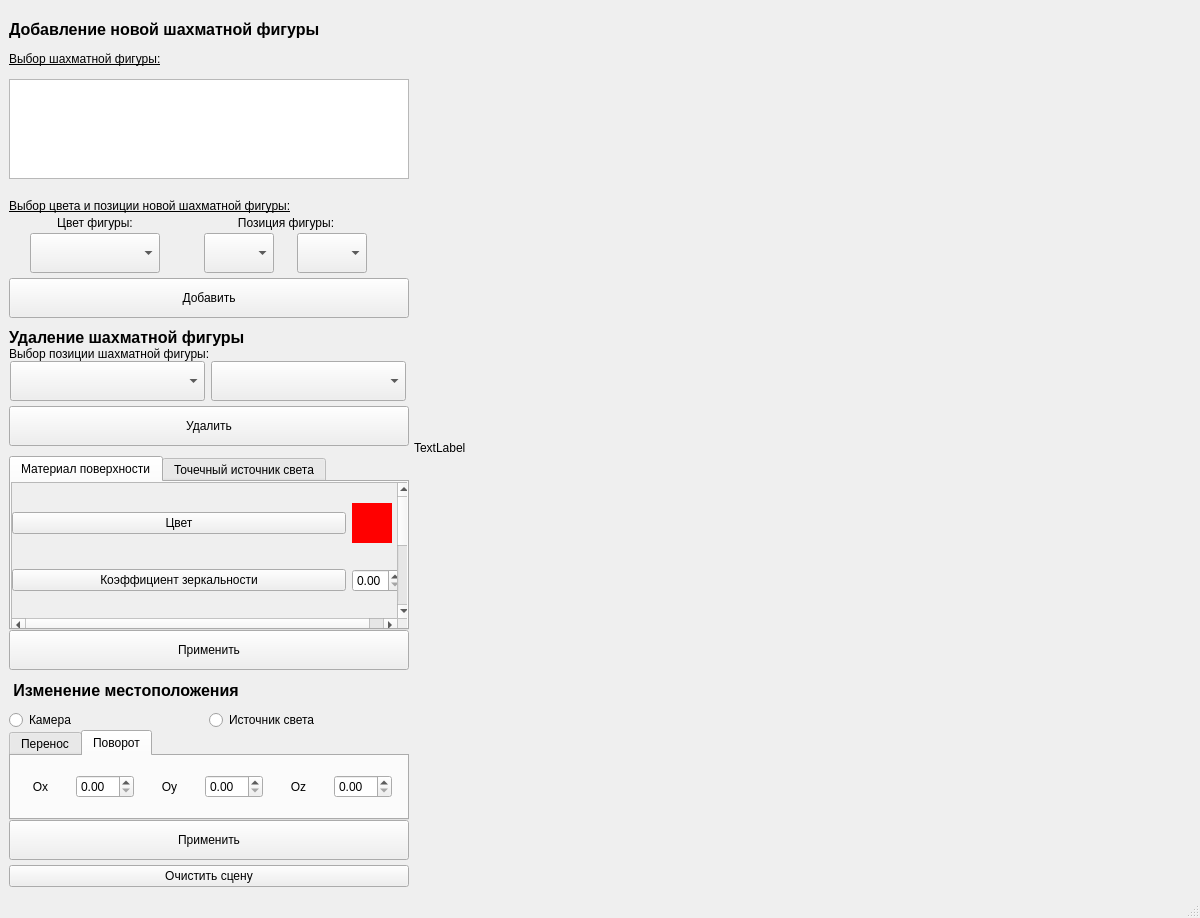
First picture: the form in src/mainwindow.ui, repository nafanasundukukrali/BMSTU_CG_course, before the edit.
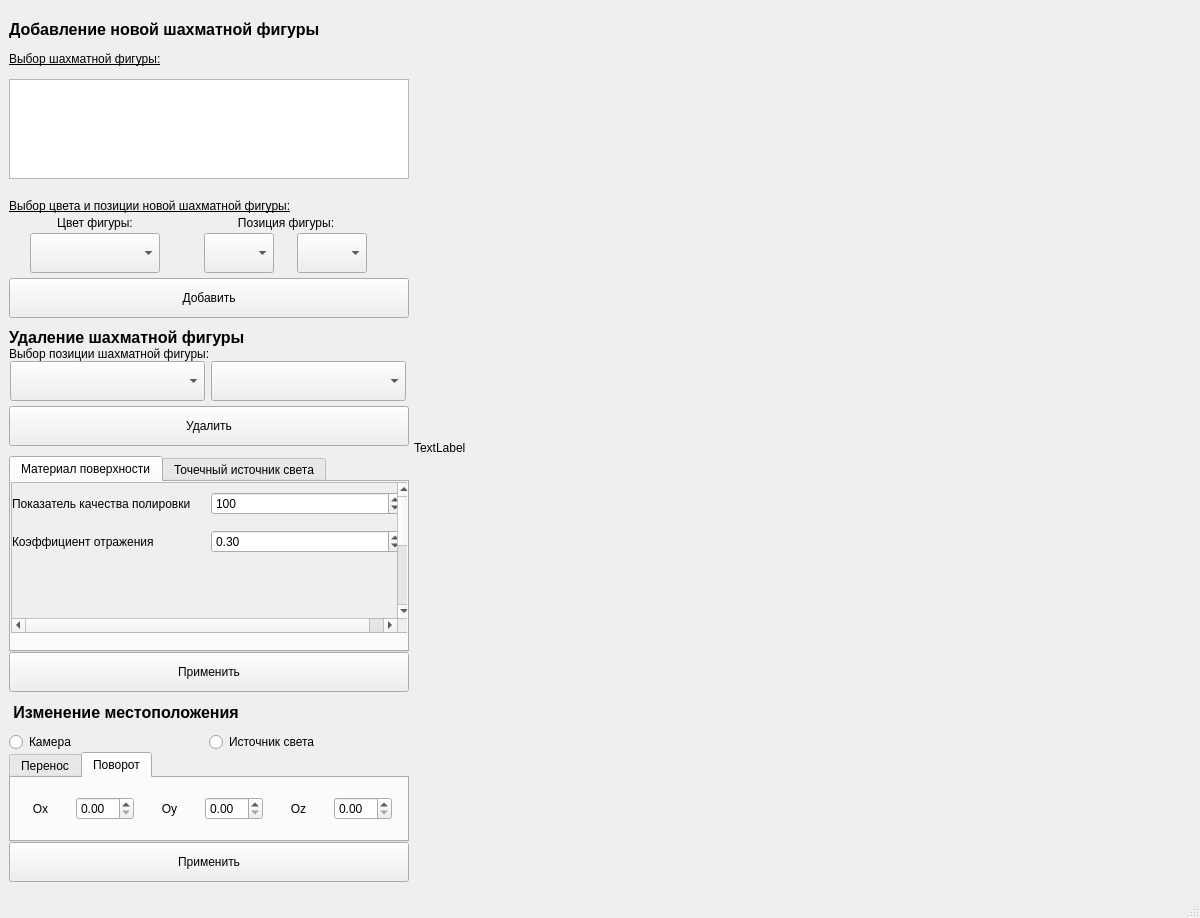
Second picture: the form after the edit. The open tabs and pages were chosen to show the change.

The edit to the form file:
```diff
--- a/src/mainwindow.ui
+++ b/src/mainwindow.ui
@@ -605,7 +605,7 @@
              <property name="geometry">
               <rect>
                <x>0</x>
-               <y>-135</y>
+               <y>0</y>
                <width>400</width>
                <height>300</height>
               </rect>
@@ -628,70 +628,53 @@
                 <x>0</x>
                 <y>0</y>
                 <width>391</width>
-                <height>181</height>
+                <height>81</height>
                </rect>
               </property>
               <layout class="QGridLayout" name="gridLayout">
+               <item row="1" column="1">
+                <widget class="QDoubleSpinBox" name="pSpinBox">
+                 <property name="decimals">
+                  <number>0</number>
+                 </property>
+                 <property name="minimum">
+                  <double>0.000000000000000</double>
+                 </property>
+                 <property name="maximum">
+                  <double>500.000000000000000</double>
+                 </property>
+                 <property name="singleStep">
+                  <double>1.000000000000000</double>
+                 </property>
+                 <property name="value">
+                  <double>100.000000000000000</double>
+                 </property>
+                </widget>
+               </item>
+               <item row="1" column="0">
+                <widget class="QLabel" name="pLabel">
+                 <property name="text">
+                  <string>Показатель качества полировки</string>
+                 </property>
+                </widget>
+               </item>
                <item row="2" column="0">
-                <widget class="QPushButton" name="pushButton_5">
-                 <property name="text">
-                  <string>Коэффициент зеркальности</string>
-                 </property>
-                </widget>
-               </item>
-               <item row="0" column="0">
-                <widget class="QPushButton" name="pushButton_3">
-                 <property name="text">
-                  <string>Цвет</string>
-                 </property>
-                </widget>
-               </item>
-               <item row="2" column="1">
-                <widget class="QDoubleSpinBox" name="doubleSpinBox_2">
-                 <property name="maximum">
-                  <double>1.000000000000000</double>
-                 </property>
-                 <property name="singleStep">
-                  <double>0.100000000000000</double>
-                 </property>
-                </widget>
-               </item>
-               <item row="3" column="0">
-                <widget class="QPushButton" name="pushButton_6">
+                <widget class="QLabel" name="refLabel">
                  <property name="text">
                   <string>Коэффициент отражения</string>
                  </property>
                 </widget>
                </item>
-               <item row="0" column="1">
-                <widget class="QLabel" name="label_17">
-                 <property name="sizePolicy">
-                  <sizepolicy hsizetype="Fixed" vsizetype="Fixed">
-                   <horstretch>40</horstretch>
-                   <verstretch>40</verstretch>
-                  </sizepolicy>
-                 </property>
-                 <property name="minimumSize">
-                  <size>
-                   <width>40</width>
-                   <height>40</height>
-                  </size>
-                 </property>
-                 <property name="styleSheet">
-                  <string notr="true">QLabel { background-color : red;  }</string>
-                 </property>
-                 <property name="text">
-                  <string/>
-                 </property>
-                </widget>
-               </item>
-               <item row="3" column="1">
-                <widget class="QDoubleSpinBox" name="doubleSpinBox_3">
+               <item row="2" column="1">
+                <widget class="QDoubleSpinBox" name="refSpinBox_3">
                  <property name="maximum">
-                  <double>1.000000000000000</double>
+                  <double>500.000000000000000</double>
                  </property>
                  <property name="singleStep">
-                  <double>0.100000000000000</double>
+                  <double>100000.000000000000000</double>
+                 </property>
+                 <property name="value">
+                  <double>0.300000000000000</double>
                  </property>
                 </widget>
                </item>
@@ -983,19 +966,6 @@
           </property>
          </spacer>
         </item>
-        <item>
-         <widget class="QPushButton" name="pushButton">
-          <property name="minimumSize">
-           <size>
-            <width>0</width>
-            <height>20</height>
-           </size>
-          </property>
-          <property name="text">
-           <string>Очистить сцену</string>
-          </property>
-         </widget>
-        </item>
        </layout>
       </item>
       <item>
```
Left out of the diff: 2 changed lines with no effect on the pictures.
